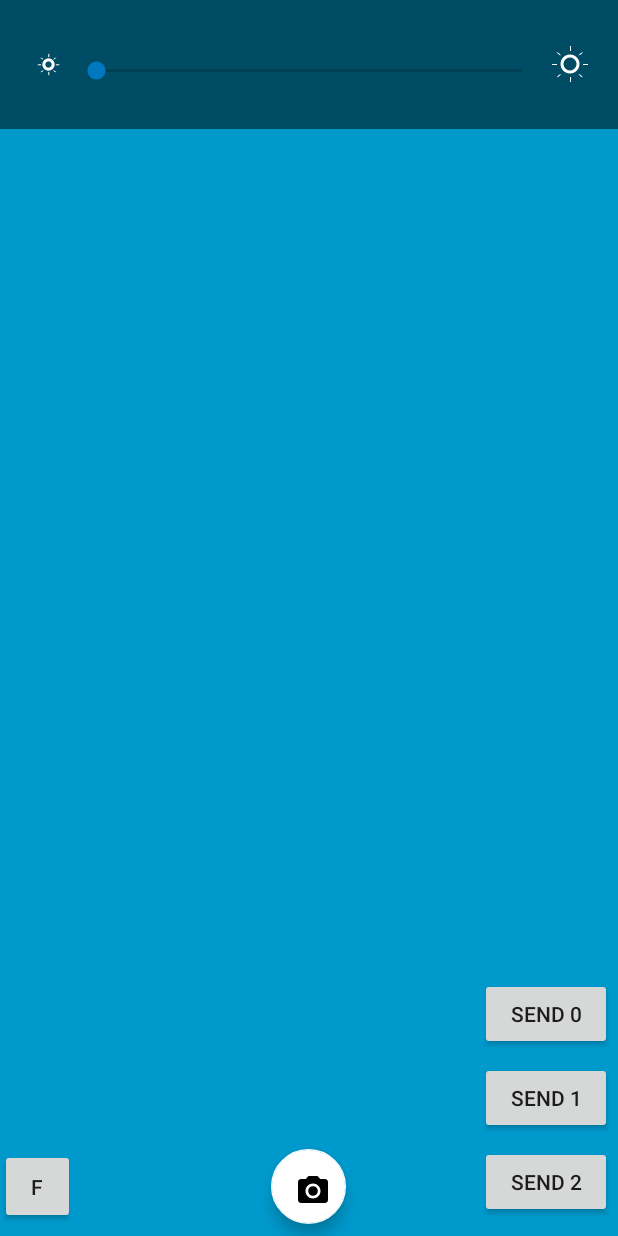
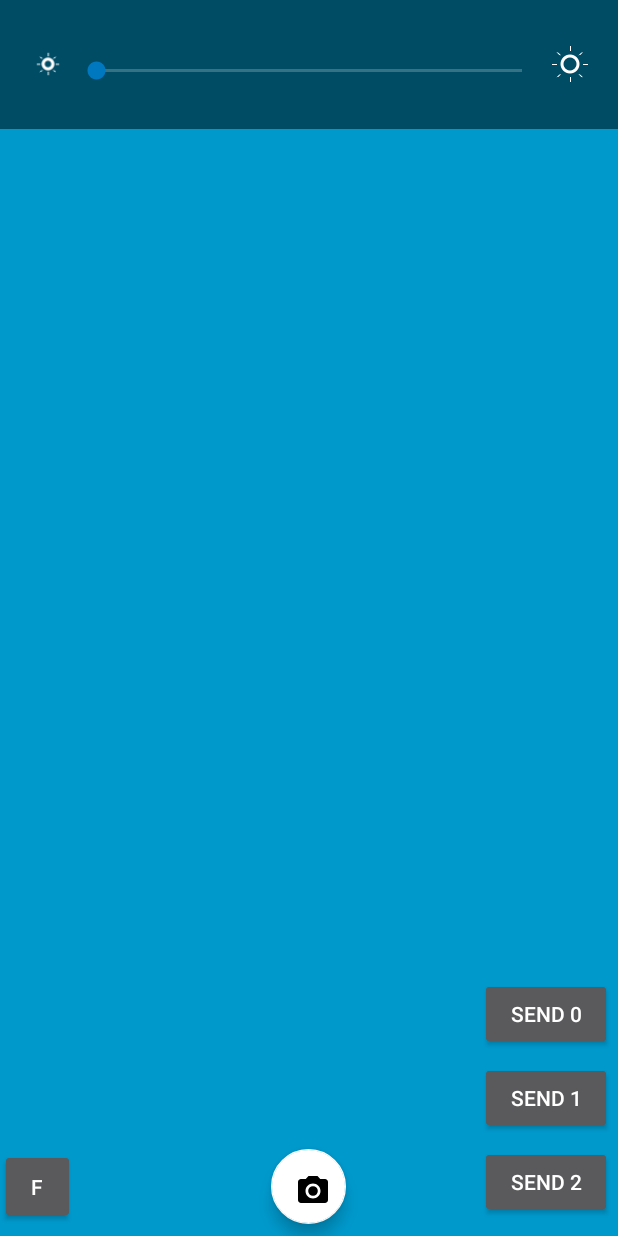
Before and after one commit to Tanay1998/Pixlr, an Android app: the layout activity_camera.xml on its own in the app's theme, with its tools: preview values and no code run, on a phone screen of 412 x 824 dp. Run offline under Robolectric (Android 15) with nearby library versions, the light colour scheme and no system bars.

Commit message:
Adjusted padding for adapter_pixel_row.xml.

```diff
--- a/app/src/main/res/layout/activity_camera.xml
+++ b/app/src/main/res/layout/activity_camera.xml
@@ -41,7 +41,8 @@
                 android:layout_height="32dp"
                 android:layout_gravity="center"
                 android:src="@drawable/lowlight"
-                android:scaleType="center" />
+                android:scaleType="fitXY"
+                android:padding="8dp" />
 
             <SeekBar
                 android:id="@+id/camera_flash_seek_bar"
@@ -57,8 +58,9 @@
                 android:layout_width="32dp"
                 android:layout_height="32dp"
                 android:layout_gravity="center"
-                android:scaleType="center"
-                android:src="@drawable/brightlight" />
+                android:scaleType="fitXY"
+                android:src="@drawable/brightlight"
+                android:padding="4dp" />
 
         </LinearLayout>
 
--- a/app/src/main/res/layout/adapter_pixel_row.xml
+++ b/app/src/main/res/layout/adapter_pixel_row.xml
@@ -5,8 +5,8 @@
     android:layout_width="wrap_content"
     android:layout_height="wrap_content"
     android:gravity="center"
-    android:paddingLeft="8dp"
-    android:paddingRight="8dp">
+    android:paddingLeft="12dp"
+    android:paddingRight="12dp">
 
     <ImageView
         android:id="@+id/pixel_icon"
--- a/app/src/main/res/values/styles.xml
+++ b/app/src/main/res/values/styles.xml
@@ -1,11 +1,14 @@
 <resources>
 
     <!-- Base application theme. -->
-    <style name="AppTheme" parent="Theme.AppCompat.Light.DarkActionBar">
+    <style name="AppTheme" parent="Theme.AppCompat.NoActionBar">
         <!-- Customize your theme here. -->
         <item name="colorPrimary">@color/colorPrimary</item>
         <item name="colorPrimaryDark">@color/colorPrimaryDark</item>
         <item name="colorAccent">@color/colorAccent</item>
+
+        <item name="android:windowNoTitle">true</item>
+        <item name="android:windowFullscreen">true</item>
     </style>
 
     <style name="MaterialTheme" parent="android:Theme.Material.Light.NoActionBar.Fullscreen" />
```
